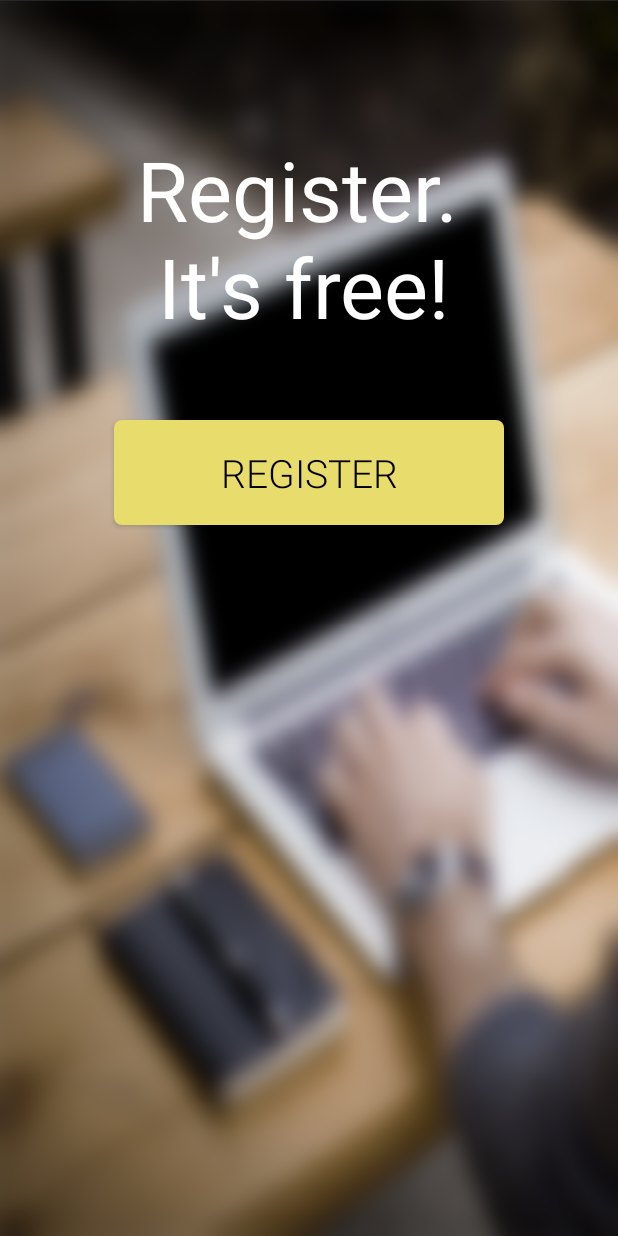
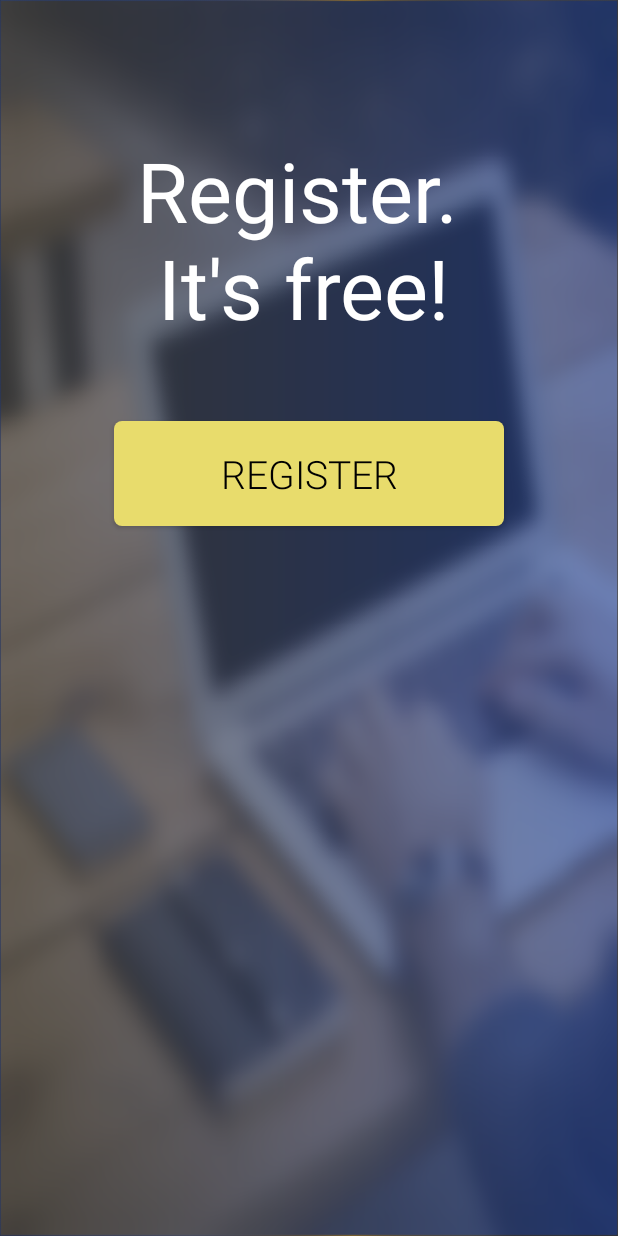
Before and after one commit to stoyanov-st/bSIlentOrganizer, an Android app: the loginWithOrRegister screen opened directly, with no data from a screen before it, on a phone screen of 412 x 824 dp. Run offline under Robolectric (Android 15) with nearby library versions, the phone set to English and light mode, and no system bars.

Commit message:
Backgound changes

```diff
--- a/app/src/main/res/layout/activity_login_with_or_register.xml
+++ b/app/src/main/res/layout/activity_login_with_or_register.xml
@@ -14,7 +14,7 @@
         android:text="@string/register_free"
         android:textSize="55sp"
         android:textColor="@color/colorWhite"
-        android:layout_marginTop="89dp"
+        android:layout_marginTop="90dp"
         android:layout_alignParentTop="true"
         android:layout_centerHorizontal="true" />
     <Button
```
Also changed, not shown: app/src/main/res/drawable/login_background.png.
